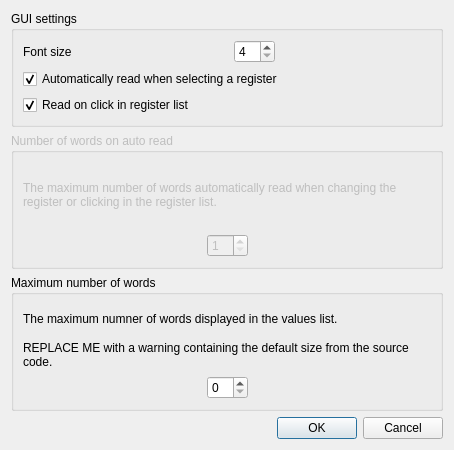
Qt form PreferencesForm.ui (ChimeraTK/QtHardMon) before a commit.
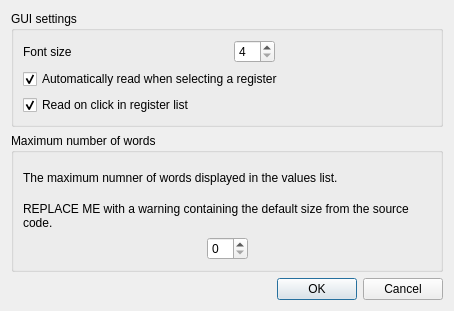
The same form after that commit.

Commit message: Removed abandoned feature 'nWordsOnAutoRead' from GUI

The edit to the form file:
```diff
--- a/PreferencesForm.ui
+++ b/PreferencesForm.ui
@@ -7,7 +7,7 @@
     <x>0</x>
     <y>0</y>
     <width>454</width>
-    <height>356</height>
+    <height>311</height>
    </rect>
   </property>
   <property name="sizePolicy">
@@ -93,81 +93,6 @@
      </layout>
     </widget>
    </item>
-   <item>
-    <widget class="QGroupBox" name="nWordsAutoReadGroupBox">
-     <property name="enabled">
-      <bool>false</bool>
-     </property>
-     <property name="sizePolicy">
-      <sizepolicy hsizetype="MinimumExpanding" vsizetype="MinimumExpanding">
-       <horstretch>0</horstretch>
-       <verstretch>0</verstretch>
-      </sizepolicy>
-     </property>
-     <property name="toolTip">
-      <string>&lt;html&gt;&lt;head/&gt;&lt;body&gt;&lt;h2&gt;Not implemented yet!&lt;/h2&gt;
-&lt;p&gt; Due to performance reasons the number of words you automatically read on a register change is usually much smaller than the maximum allowed number of words you use to prevent memory exhaustion.&lt;/p&gt;&lt;/body&gt;&lt;/html&gt;</string>
-     </property>
-     <property name="title">
-      <string>Number of words on auto read</string>
-     </property>
-     <layout class="QVBoxLayout" name="verticalLayout_4">
-      <item>
-       <widget class="QLabel" name="nWordsAutoReadLabel">
-        <property name="sizePolicy">
-         <sizepolicy hsizetype="MinimumExpanding" vsizetype="MinimumExpanding">
-          <horstretch>0</horstretch>
-          <verstretch>0</verstretch>
-         </sizepolicy>
-        </property>
-        <property name="text">
-         <string>&lt;html&gt;&lt;head/&gt;&lt;body&gt;&lt;p&gt;The maximum number of words automatically read when changing the register or clicking in the register list.&lt;/p&gt;&lt;/body&gt;&lt;/html&gt;</string>
-        </property>
-        <property name="wordWrap">
-         <bool>true</bool>
-        </property>
-       </widget>
-      </item>
-      <item>
-       <layout class="QHBoxLayout" name="horizontalLayout_3">
-        <item>
-         <spacer name="horizontalSpacer_5">
-          <property name="orientation">
-           <enum>Qt::Horizontal</enum>
-          </property>
-          <property name="sizeHint" stdset="0">
-           <size>
-            <width>40</width>
-            <height>20</height>
-           </size>
-          </property>
-         </spacer>
-        </item>
-        <item>
-         <widget class="QSpinBox" name="nWordsAutoReadSpinBox">
-          <property name="minimum">
-           <number>1</number>
-          </property>
-         </widget>
-        </item>
-        <item>
-         <spacer name="horizontalSpacer_6">
-          <property name="orientation">
-           <enum>Qt::Horizontal</enum>
-          </property>
-          <property name="sizeHint" stdset="0">
-           <size>
-            <width>40</width>
-            <height>20</height>
-           </size>
-          </property>
-         </spacer>
-        </item>
-       </layout>
-      </item>
-     </layout>
-    </widget>
-   </item>
    <item>
     <widget class="QGroupBox" name="maxWordsGroupBox">
      <property name="sizePolicy">
```
The commit also changes 1 other file.
